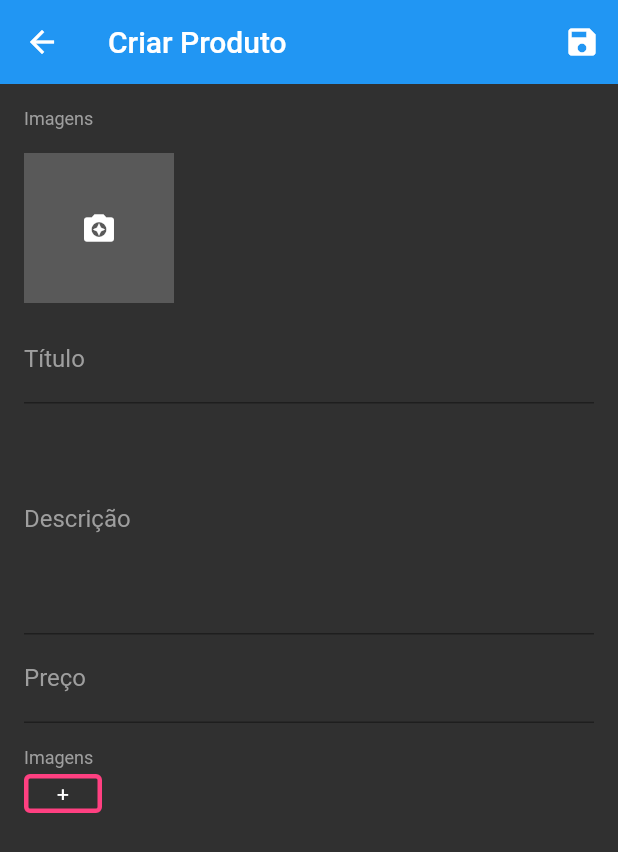
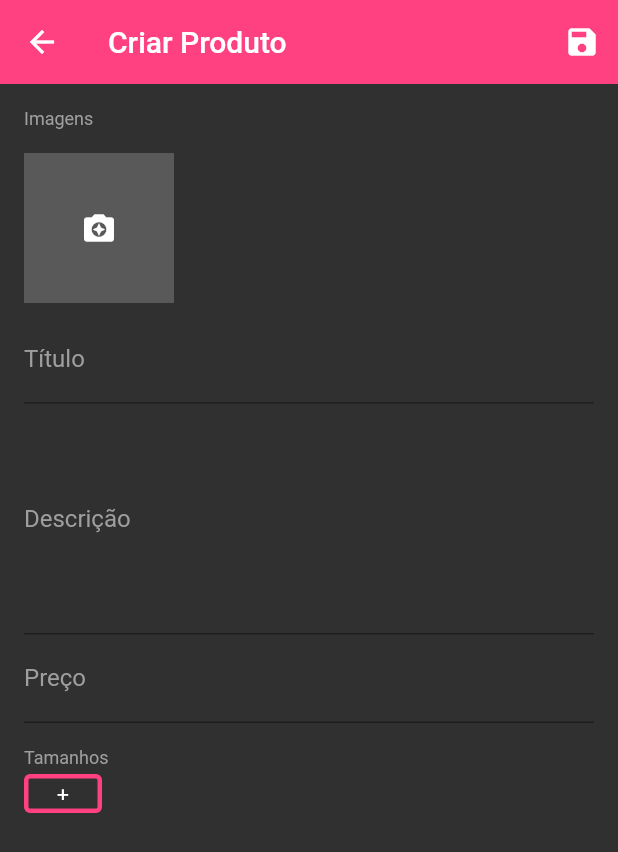
Before and after one commit to HigorSnt/gerente-loja-virtual, a Flutter app: the ProductScreen screen opened directly with empty values, on a phone screen of 412 x 824 dp. Shown: the top 852 px of the screen. Run offline on Flutter 3.47's test engine with Material 2 defaults, Android fonts, the phone set to English and light mode, and no system bars; our stand-ins replace cloud_firestore, firebase_auth, firebase_storage, flutter_speed_dial, image_cropper, image_picker and 2 more; missing offline and left inert: bloc_pattern; accounts and stored records are empty; statements that could not run were skipped.

Commit message:
correções

```diff
--- a/lib/blocs/categories_bloc.dart
+++ b/lib/blocs/categories_bloc.dart
@@ -58,6 +58,7 @@ class CategoriesBloc extends BlocBase {
   Future saveData() async {
     if (image == null && category != null && title == category.data['title'])
       return;
+
     Map<String, dynamic> dataToUpdate = {};
     if (image != null) {
       StorageUploadTask task = FirebaseStorage.instance
--- a/lib/blocs/orders_bloc.dart
+++ b/lib/blocs/orders_bloc.dart
@@ -42,7 +42,6 @@ class OrdersBloc extends BlocBase {
         });
         break;
       case SortCriteria.READY_LAST:
-      case SortCriteria.READY_FIRST:
         _orders.sort((a, b) {
           int sa = a.data['status'];
           int sb = b.data['status'];
--- a/lib/blocs/products_bloc.dart
+++ b/lib/blocs/products_bloc.dart
@@ -107,6 +107,7 @@ class ProductBloc extends BlocBase {
     _dataController.close();
     _loadingController.close();
     _createdController.close();
+
     super.dispose();
   }
 }
--- a/lib/main.dart
+++ b/lib/main.dart
@@ -11,7 +11,7 @@ class MyApp extends StatelessWidget {
     return MaterialApp(
       title: 'Flutter Demo',
       theme: ThemeData(
-        primarySwatch: Colors.blue,
+        primaryColor: Colors.pinkAccent,
       ),
       home: LoginScreen(),
       debugShowCheckedModeBanner: false,
--- a/lib/screens/home_screen.dart
+++ b/lib/screens/home_screen.dart
@@ -14,6 +14,8 @@ class HomeScreen extends StatefulWidget {
 }
 
 class _HomeScreenState extends State<HomeScreen> {
+  final _orderBloc = BlocProvider.getBloc<OrdersBloc>();
+
   PageController _pageController;
   int _page = 0;
 
@@ -41,7 +43,7 @@ class _HomeScreenState extends State<HomeScreen> {
           primaryColor: Colors.white,
           textTheme: Theme.of(context).textTheme.copyWith(
                 caption: TextStyle(
-                  color: Colors.white,
+                  color: Colors.white54,
                 ),
               ),
         ),
@@ -96,8 +98,6 @@ class _HomeScreenState extends State<HomeScreen> {
   }
 
   Widget _buildFloating() {
-    final _orderBloc = BlocProvider.getBloc<OrdersBloc>();
-
     if (_page == 1) {
       return SpeedDial(
         child: Icon(Icons.sort),
--- a/lib/screens/login_screen.dart
+++ b/lib/screens/login_screen.dart
@@ -63,7 +63,6 @@ class _LoginScreenState extends State<LoginScreen> {
                   valueColor: AlwaysStoppedAnimation(Colors.pinkAccent),
                 ),
               );
-              break;
             case LoginState.FAIL:
             case LoginState.SUCCESS:
             case LoginState.IDLE:
@@ -126,7 +125,6 @@ class _LoginScreenState extends State<LoginScreen> {
                   ),
                 ],
               );
-              break;
             default:
               return Container();
           }
--- a/lib/screens/product_screen.dart
+++ b/lib/screens/product_screen.dart
@@ -58,7 +58,7 @@ class _ProductScreenState extends State<ProductScreen> with ProductValidator {
             builder: (context, snapshot) {
               if (snapshot.data) {
                 return StreamBuilder<bool>(
-                  stream: _productBloc.outCreated,
+                  stream: _productBloc.outLoading,
                   initialData: false,
                   builder: (context, snapshot) {
                     return IconButton(
@@ -139,7 +139,7 @@ class _ProductScreenState extends State<ProductScreen> with ProductValidator {
                       height: 16,
                     ),
                     Text(
-                      'Imagens',
+                      'Tamanhos',
                       style: TextStyle(
                         color: Colors.grey,
                         fontSize: 12,
--- a/lib/tabs/orders_tab.dart
+++ b/lib/tabs/orders_tab.dart
@@ -30,9 +30,7 @@ class OrdersTab extends StatelessWidget {
             );
           } else {
             return ListView.builder(
-              itemBuilder: (context, index) {
-                return OrderTile(snapshot.data[index]);
-              },
+              itemBuilder: (context, index) => OrderTile(snapshot.data[index]),
               itemCount: snapshot.data.length,
             );
           }
--- a/lib/tabs/products_tab.dart
+++ b/lib/tabs/products_tab.dart
@@ -15,7 +15,7 @@ class _ProductsTabState extends State<ProductsTab> with AutomaticKeepAliveClient
     return StreamBuilder<QuerySnapshot>(
       stream: Firestore.instance.collection('products').snapshots(),
       builder: (context, snapshot) {
-        if (snapshot.hasData) {
+        if (!snapshot.hasData) {
           return Center(
             child: CircularProgressIndicator(
               valueColor: AlwaysStoppedAnimation(Colors.white),
--- a/lib/validators/login_validators.dart
+++ b/lib/validators/login_validators.dart
@@ -16,7 +16,7 @@ class LoginValidators {
       if (password.length > 4) {
         sink.add(password);
       } else {
-        sink.addError('A senha deve conter pelo menos 4 dígitos');
+        sink.addError('A senha deve conter pelo menos 4 caracteres!');
       }
     },
   );
--- a/lib/validators/product_validator.dart
+++ b/lib/validators/product_validator.dart
@@ -1,7 +1,9 @@
 class ProductValidator {
   String validateImages(List images) {
-    if (images.isEmpty) return 'Adicione imagens do produto';
-    return null;
+    if (images.isEmpty)
+      return 'Adicione imagens ao produto';
+    else
+      return null;
   }
 
   String validateTitle(String text) {
@@ -30,5 +32,4 @@ class ProductValidator {
 
     return null;
   }
-
 }
--- a/lib/widgets/order_header.dart
+++ b/lib/widgets/order_header.dart
@@ -28,13 +28,13 @@ class OrderHeader extends StatelessWidget {
           crossAxisAlignment: CrossAxisAlignment.end,
           children: <Widget>[
             Text(
-              'Produtos: R\$ ${order.data['productsPrice'].toStringAsFixed(2)}',
+              'Produtos: R\$${order.data['productsPrice'].toStringAsFixed(2)}',
               style: TextStyle(
                 fontWeight: FontWeight.w500,
               ),
             ),
             Text(
-              'Total: R\$ ${order.data['totalPrice'].toStringAsFixed(2)}',
+              'Total: R\$${order.data['totalPrice'].toStringAsFixed(2)}',
               style: TextStyle(
                 fontWeight: FontWeight.w500,
               ),
--- a/lib/widgets/user_tile.dart
+++ b/lib/widgets/user_tile.dart
@@ -30,7 +30,7 @@ class UserTile extends StatelessWidget {
               style: _textStyle,
             ),
             Text(
-              'Gasto: R\$ ${user['money'].toStringAsFixed(2)}',
+              'Gasto: R\$${user['money'].toStringAsFixed(2)}',
               style: _textStyle,
             )
           ],
--- a/pubspec.yaml
+++ b/pubspec.yaml
@@ -31,7 +31,7 @@ dependencies:
   firebase_auth: ^0.16.1
   firebase_storage: ^3.1.6
   cloud_firestore: ^0.13.7
-  image_picker: ^0.6.7+2
+  image_picker: ^0.6.7+4
   image_cropper: ^1.2.3
   shimmer: ^1.1.1
   bloc_pattern: ^2.5.1
```
Also changed, not shown: lib/blocs/user_bloc.dart (+7 -6 lines), lib/widgets/category_tile.dart (+14 -12 lines), lib/widgets/order_tile.dart (+7 -9 lines), pubspec.lock, 3 other files.
